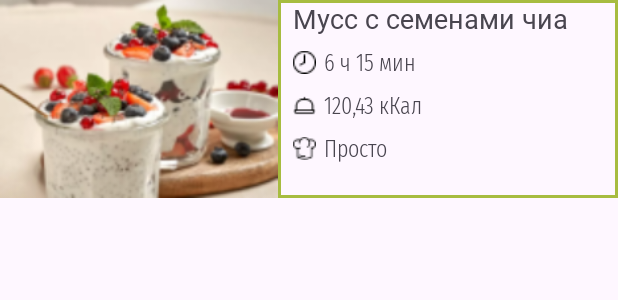
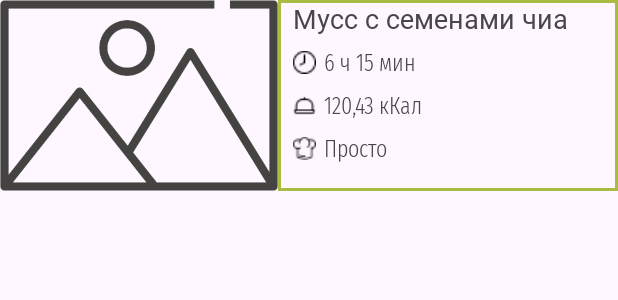
Before and after one commit to fpmi-hci-2023/project13a-mobile-dishcraft, an Android app built with Jetpack Compose: the layout item_recipe.xml on its own in the app's theme, with its tools: preview values and no code run, on a phone screen of 412 x 824 dp. Shown: the top 300 px of the screen. Run offline under Robolectric (Android 15) with nearby library versions, the phone set to English and light mode, and no system bars.

Commit message:
Fixed small ui errors

```diff
--- a/DishCraft/app/src/main/java/com/shinkevich/dishcraft/view/adapters/RecipeListPagingAdapter.kt
+++ b/DishCraft/app/src/main/java/com/shinkevich/dishcraft/view/adapters/RecipeListPagingAdapter.kt
@@ -32,7 +32,7 @@ class RecipeListPagingAdapter(diffCallback: DiffUtil.ItemCallback<RecipePreview>
                 itemRecipeBinding.recipeTitleTV.text = recipe.recipeName
                 itemRecipeBinding.readyTimeTV.text =
                     Utils.showTime(recipe.readyTimeMinutes, context)
-                itemRecipeBinding.readyTimeTV.text =
+                itemRecipeBinding.cookingTimeTV.text =
                     Utils.showTime(recipe.cookingTimeMinutes, context)
                 itemRecipeBinding.complexityTV.text = recipe.complexity
 
--- a/DishCraft/app/src/main/res/drawable/block_border.xml
+++ b/DishCraft/app/src/main/res/drawable/block_border.xml
@@ -3,9 +3,4 @@
     android:shape="rectangle">
     <stroke android:color="@color/green"
         android:width="2dp" />
-    <padding
-        android:left="3dp"
-        android:top="0dp"
-        android:right="0dp"
-        android:bottom="0dp"/>
 </shape>
--- a/DishCraft/app/src/main/res/layout/drawer_header.xml
+++ b/DishCraft/app/src/main/res/layout/drawer_header.xml
@@ -29,7 +29,8 @@
             android:layout_width="@dimen/user_photo_size"
             android:layout_height="@dimen/user_photo_size"
             android:scaleType="fitXY"
-            android:src="@drawable/image_example"
+            android:src="@drawable/user_placeholder"
+            android:tint="@color/white"
             app:shapeAppearanceOverlay="@style/RoundShape" />
 
         <TextView
--- a/DishCraft/app/src/main/res/layout/item_recipe.xml
+++ b/DishCraft/app/src/main/res/layout/item_recipe.xml
@@ -12,7 +12,7 @@
         android:layout_height="match_parent"
         android:layout_weight="0.45"
         android:adjustViewBounds="true"
-        android:src="@drawable/image_example" />
+        android:src="@drawable/dish_photo_placeholder" />
 
     <RelativeLayout
         android:layout_width="0dp"
```
Also changed, not shown: DishCraft/app/src/main/res/layout/fragment_recipe_details.xml (+7 -7 lines), DishCraft/app/src/main/res/drawable/image_example.png (deleted).
